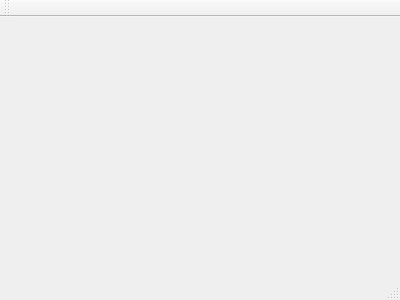
Before: the Qt Designer form view.ui in University-of-Utah-CS3505/sprite-editor-a7-f17-cs3505-MichaelTata, drawn with Qt 5.
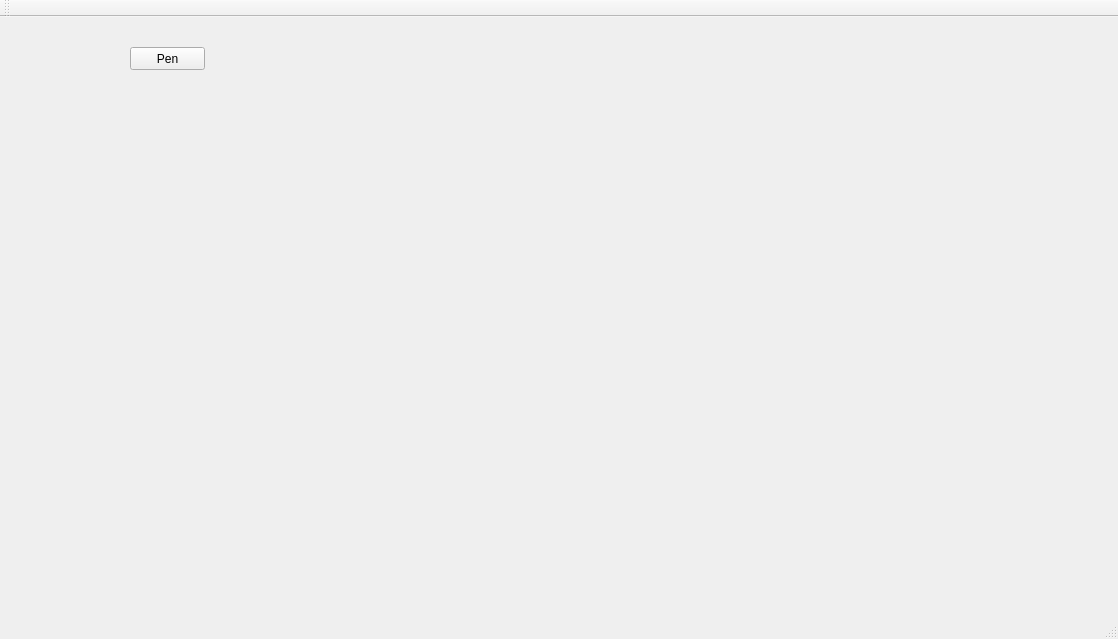
After: the same form once the commit is applied. Custom widgets are drawn as their Qt base class.

Commit message: Basic drawing board and signal/slots for Model

The edit to the form file:
```diff
--- a/view.ui
+++ b/view.ui
@@ -1,24 +1,71 @@
 <ui version="4.0">
  <class>View</class>
- <widget class="QMainWindow" name="View" >
-  <property name="geometry" >
+ <widget class="QMainWindow" name="View">
+  <property name="geometry">
    <rect>
     <x>0</x>
     <y>0</y>
-    <width>400</width>
-    <height>300</height>
+    <width>1118</width>
+    <height>639</height>
    </rect>
   </property>
   <property name="windowTitle" >
    <string>View</string>
   </property>
-  <widget class="QMenuBar" name="menuBar" />
-  <widget class="QToolBar" name="mainToolBar" />
-  <widget class="QWidget" name="centralWidget" />
-  <widget class="QStatusBar" name="statusBar" />
+  <widget class="QWidget" name="centralWidget">
+   <widget class="DrawingWidget" name="drawingBoard" native="true">
+    <property name="geometry">
+     <rect>
+      <x>130</x>
+      <y>60</y>
+      <width>791</width>
+      <height>441</height>
+     </rect>
+    </property>
+   </widget>
+   <widget class="QPushButton" name="TemporaryPenButton">
+    <property name="geometry">
+     <rect>
+      <x>130</x>
+      <y>30</y>
+      <width>75</width>
+      <height>23</height>
+     </rect>
+    </property>
+    <property name="text">
+     <string>Pen</string>
+    </property>
+   </widget>
+  </widget>
+  <widget class="QMenuBar" name="menuBar">
+   <property name="geometry">
+    <rect>
+     <x>0</x>
+     <y>0</y>
+     <width>1118</width>
+     <height>21</height>
+    </rect>
+   </property>
+  </widget>
+  <widget class="QToolBar" name="mainToolBar">
+   <attribute name="toolBarArea">
+    <enum>TopToolBarArea</enum>
+   </attribute>
+   <attribute name="toolBarBreak">
+    <bool>false</bool>
+   </attribute>
+  </widget>
+  <widget class="QStatusBar" name="statusBar"/>
  </widget>
- <layoutDefault spacing="6" margin="11" />
- <pixmapfunction></pixmapfunction>
+ <layoutdefault spacing="6" margin="11"/>
+ <customwidgets>
+  <customwidget>
+   <class>DrawingWidget</class>
+   <extends>QWidget</extends>
+   <header>drawingwidget.h</header>
+   <container>1</container>
+  </customwidget>
+ </customwidgets>
  <resources/>
  <connections/>
 </ui>
```
Left out of the diff: 3 changed lines with no effect on the pictures. The commit also changes 7 other files.
